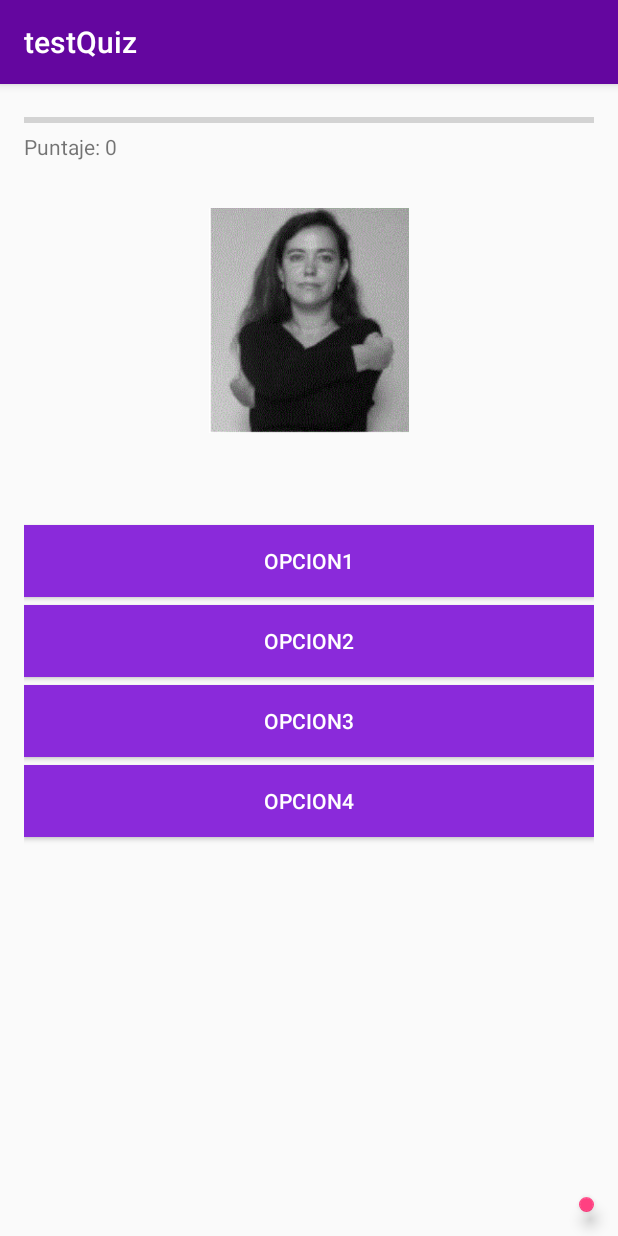
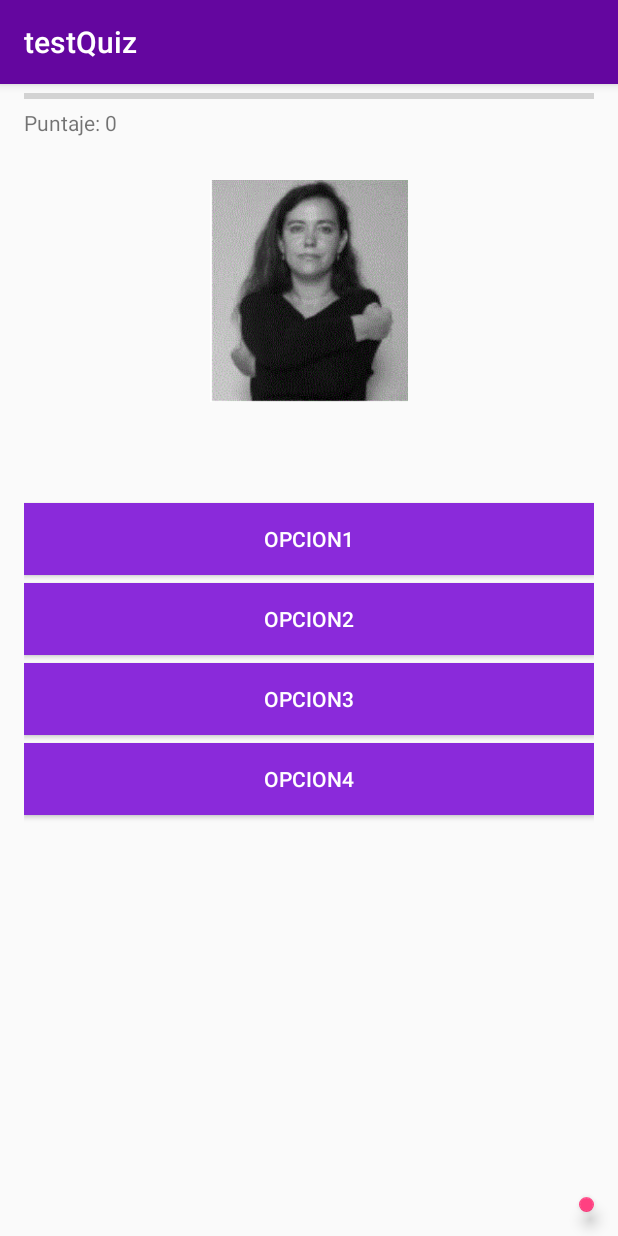
Before and after one commit to alfredorojas95/SenApp, an Android app: the testQuiz screen opened directly, with no data from a screen before it, on a phone screen of 412 x 824 dp. Run offline under Robolectric (Android 15) with nearby library versions, the phone set to English and light mode, and no system bars; our stand-ins replace Firebase (no records; nobody signed in at launch, a user with empty details on screens opened directly); 11 statements that could not run were skipped.

Commit message:
v1.0 funcional

```diff
--- a/app/src/main/java/com/example/alfredo/senapp/MainActivity.java
+++ b/app/src/main/java/com/example/alfredo/senapp/MainActivity.java
@@ -147,7 +147,7 @@ public class MainActivity extends AppCompatActivity implements NavigationView.On
             fragmentManager.beginTransaction().replace(R.id.content_main, new FragmentAprender()).commit();
             this.setTitle("Quiz");
         } else if (id == R.id.nav_salir) {
-            //logOut();
+            logOut();
         }
 
         DrawerLayout drawer = (DrawerLayout) findViewById(R.id.drawer_layout);
@@ -236,7 +236,7 @@ public class MainActivity extends AppCompatActivity implements NavigationView.On
         intent.addFlags(Intent.FLAG_ACTIVITY_CLEAR_TOP | Intent.FLAG_ACTIVITY_CLEAR_TASK | Intent.FLAG_ACTIVITY_NEW_TASK);
     }
 
-    public void logOut(View view){
+    public void logOut(){
         Auth.GoogleSignInApi.signOut(googleApiClient).setResultCallback(new ResultCallback<Status>() {
             @Override
             public void onResult(@NonNull Status status) {
--- a/app/src/main/res/layout/content_test_quiz.xml
+++ b/app/src/main/res/layout/content_test_quiz.xml
@@ -8,7 +8,7 @@
     android:paddingBottom="@dimen/activity_vertical_margin"
     android:paddingLeft="@dimen/activity_horizontal_margin"
     android:paddingRight="@dimen/activity_horizontal_margin"
-    android:paddingTop="@dimen/activity_vertical_margin"
+
     app:layout_behavior="@string/appbar_scrolling_view_behavior"
     tools:context="com.example.alfredo.senapp.testQuiz"
     tools:showIn="@layout/activity_test_quiz"
@@ -42,7 +42,8 @@
         <pl.droidsonroids.gif.GifImageView
             android:layout_width="wrap_content"
             android:layout_height="160dp"
-            android:paddingTop="10dp"
+            android:paddingTop="6dp"
+            android:paddingBottom="6dp"
             android:layout_centerInParent="true"
             android:layout_gravity="center"
             android:src="@drawable/abrazar"
```
Also changed, not shown: app/src/main/java/com/example/alfredo/senapp/testQuiz.java (+4 -4 lines).
